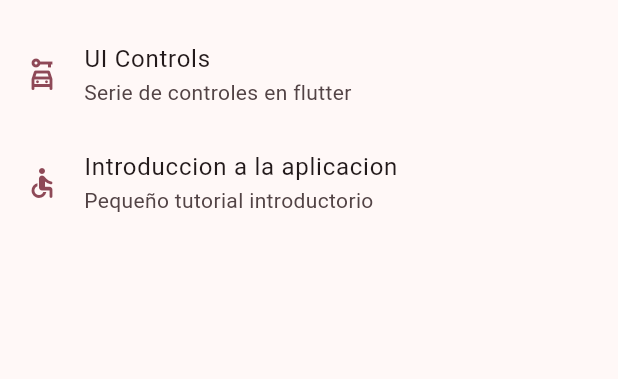
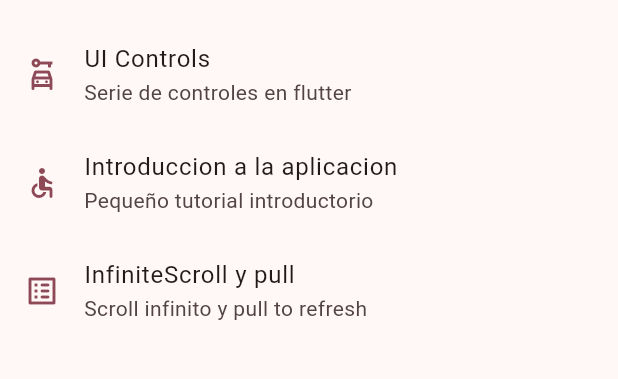
Before and after one commit to LuisferRojas14/WIDGETAPP, a Flutter app: the screen it shows after launch, on a phone screen of 412 x 824 dp, the part 603-982 px from its top. Run offline on Flutter 3.47's test engine with Material 3 defaults, Android fonts, the phone set to English and light mode, and no system bars; our stand-ins replace animate_do, go_router.

Commit message:
infiniteScrool_Inicio

```diff
--- a/lib/config/menu/menu_item.dart
+++ b/lib/config/menu/menu_item.dart
@@ -50,4 +50,10 @@ const appMenuItems = <MenuItem>[
       subTitle: 'Pequeño tutorial introductorio',
       link: '/tutorial',
       icon: Icons.accessible_rounded),
+  MenuItem(
+      title: 'InfiniteScroll y pull',
+      subTitle: 'Scroll infinito y pull to refresh',
+      link: '/infinite',
+      icon: Icons.list_alt_rounded
+  ),
 ];
--- a/lib/config/router/app_router.dart
+++ b/lib/config/router/app_router.dart
@@ -44,5 +44,10 @@ final appRouter = GoRouter(
       name: AppTutorialScreen.name,
       builder: (context, state) => const AppTutorialScreen(),
     ),
+    GoRoute(
+      path: '/infinite',
+      name: InfiniteScrollScreen.name,
+      builder: (context, state) => const InfiniteScrollScreen(),
+    )
   ],
 );
```
Also changed, not shown: lib/presentation/screens/infinite_scroll/infinite_scroll_screen.dart (+35 -2 lines).
